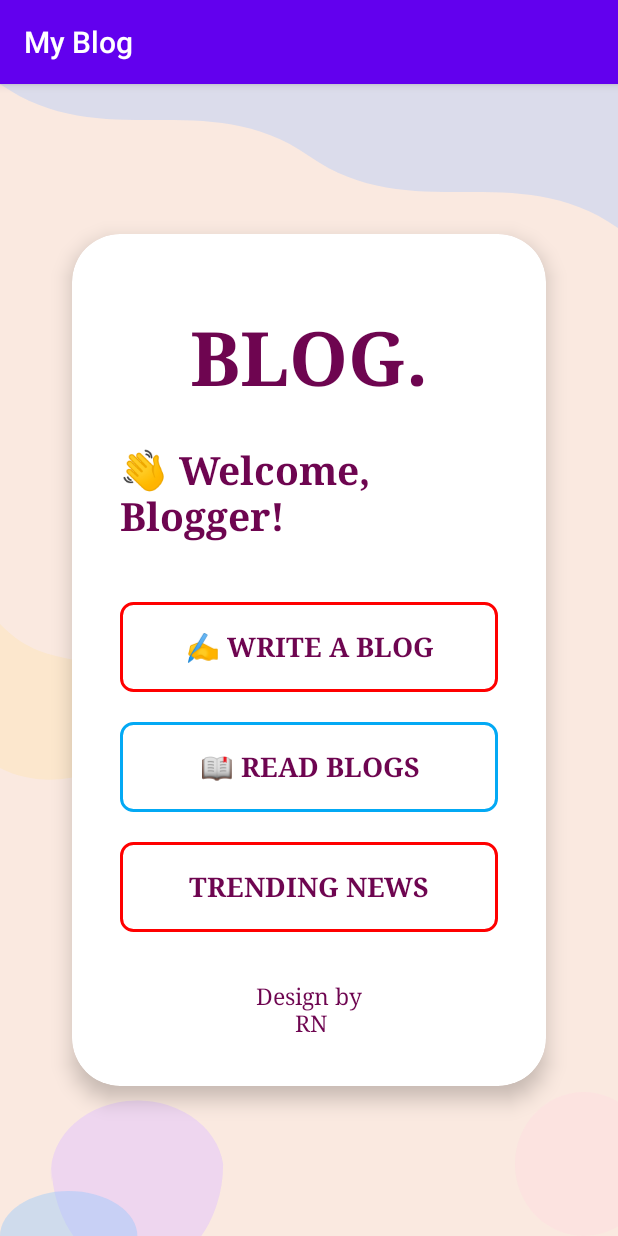
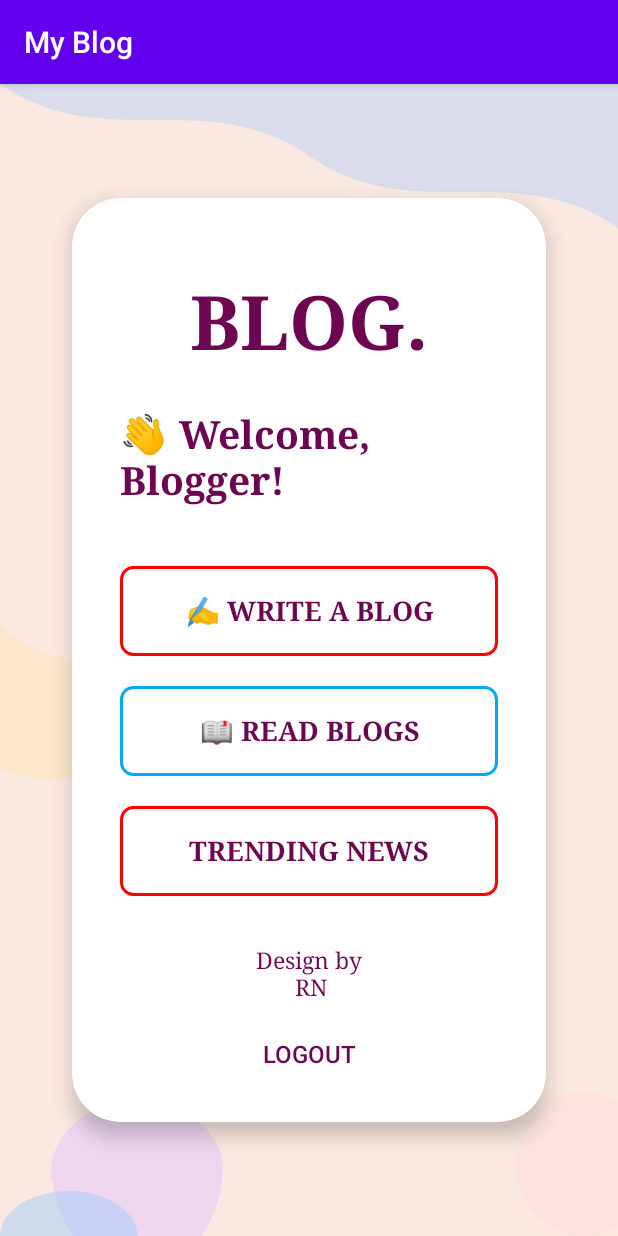
Before and after one commit to Riyasagar09/blog, an Android app: the MainActivity screen opened directly, with no data from a screen before it, on a phone screen of 412 x 824 dp. Run offline under Robolectric (Android 15) with nearby library versions, the light colour scheme and no system bars; Roboto replaces fonts that are not available here.

Commit message:
logout added

```diff
--- a/app/src/main/java/com/example/my_blog/MainActivity.kt
+++ b/app/src/main/java/com/example/my_blog/MainActivity.kt
@@ -14,6 +14,7 @@ class MainActivity : AppCompatActivity() {
     private lateinit var btnRead: Button
     private lateinit var btnTrending: Button
     private lateinit var tvWelcome: TextView
+    private lateinit var btnLogout: Button
 
     override fun onCreate(savedInstanceState: Bundle?) {
         super.onCreate(savedInstanceState)
@@ -26,6 +27,15 @@ class MainActivity : AppCompatActivity() {
 
         val username = intent.getStringExtra("username") ?: "Blogger"
         tvWelcome.text = "👋 Welcome, $username!"
+
+        btnLogout = Button(this).apply {
+            text = "Logout"
+            setTextColor(android.graphics.Color.parseColor("#6E0550"))
+            textSize = 16f
+            setBackgroundResource(android.R.color.transparent)
+            setPadding(0, 32, 0, 0)
+        }
+        (tvWelcome.parent as android.view.ViewGroup).addView(btnLogout)
 
         btnWrite.setOnClickListener {
             val intent = Intent(this, WriteBlogActivity::class.java)
@@ -49,5 +59,14 @@ class MainActivity : AppCompatActivity() {
             val intent = Intent(this, TrendingNewsActivity::class.java)
             startActivity(intent)
         }
+
+        btnLogout.setOnClickListener {
+            val prefs = getSharedPreferences("user_data", MODE_PRIVATE)
+            prefs.edit().putBoolean("is_logged_in", false).apply()
+            val intent = Intent(this, WelcomeActivity::class.java)
+            intent.flags = Intent.FLAG_ACTIVITY_NEW_TASK or Intent.FLAG_ACTIVITY_CLEAR_TASK
+            startActivity(intent)
+            finish()
+        }
     }
 }
--- a/app/src/main/java/com/example/my_blog/loginActivity.kt
+++ b/app/src/main/java/com/example/my_blog/loginActivity.kt
@@ -46,6 +46,7 @@ class loginActivity : AppCompatActivity() {
 
                 if (email == savedEmail && password == savedPassword) {
                     Toast.makeText(this, "✅ Welcome back $savedName!", Toast.LENGTH_SHORT).show()
+                    prefs.edit().putBoolean("is_logged_in", true).apply()
                     val intent = Intent(this, MainActivity::class.java)
                     intent.putExtra("username", savedName)
                     startActivity(intent)
@@ -71,6 +72,7 @@ class loginActivity : AppCompatActivity() {
                     putString("name", name)
                     putString("email", email)
                     putString("password", password)
+                    putBoolean("is_logged_in", true)
                     apply()
                 }
 
```
Also changed, not shown: app/src/main/java/com/example/my_blog/SplashActivity.kt (+11 -1 lines).
